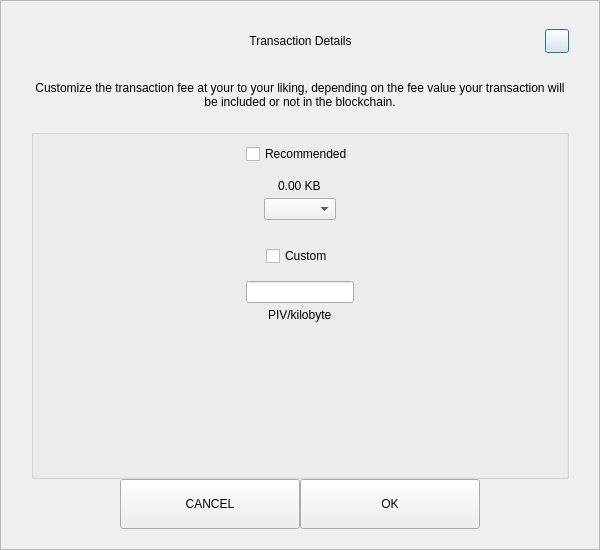
Qt form src/qt/vitae/forms/sendcustomfeedialog.ui (VitaeTeam/Vitae) before a commit.
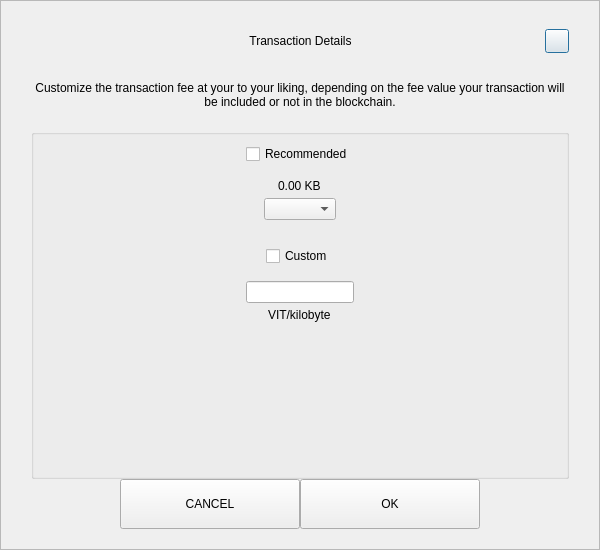
The same form after that commit.

What changed in the file:
```diff
--- a/src/qt/vitae/forms/sendcustomfeedialog.ui
+++ b/src/qt/vitae/forms/sendcustomfeedialog.ui
@@ -283,7 +283,7 @@
            <item alignment="Qt::AlignHCenter">
             <widget class="QLabel" name="labelCustomFee">
              <property name="text">
-              <string>PIV/kilobyte</string>
+              <string>VIT/kilobyte</string>
              </property>
             </widget>
            </item>
```
